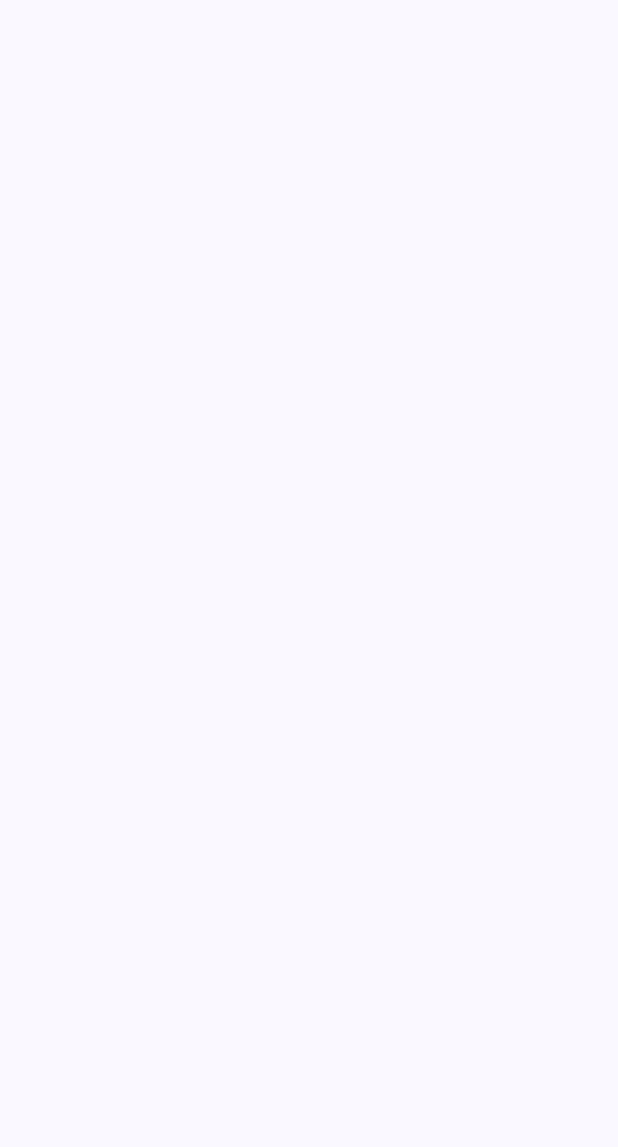
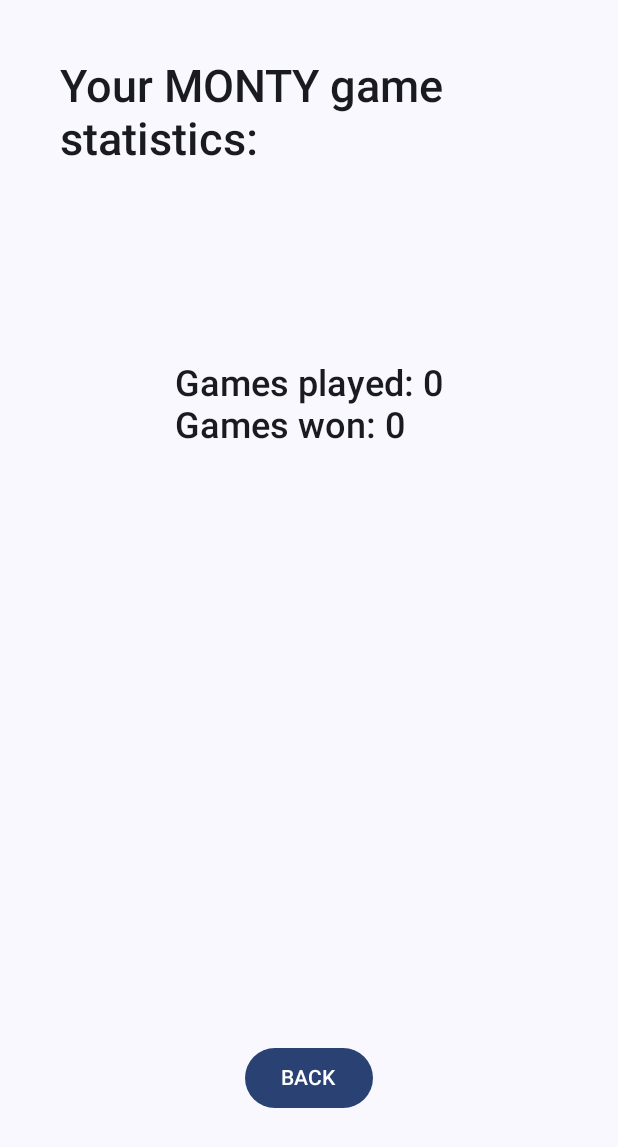
Before and after one commit to luyaso/three-card-game, an Android app built with Jetpack Compose: the StatScreen screen opened through its navigation route, on a phone screen of 412 x 824 dp. Before the commit the part shown is empty. Shown: the top 1147 px of the screen. Run offline under Robolectric (Android 15) with nearby library versions, the phone set to English and light mode, and no system bars.

Commit message:
final(ish) commit

```diff
--- a/app/src/main/java/com/lyang25/monty/ui/MontyApp.kt
+++ b/app/src/main/java/com/lyang25/monty/ui/MontyApp.kt
@@ -98,6 +98,7 @@ fun MontyNavHost(
                 navToHomeScreen = {
                     navController.navigate(HomeDestination.route)
                 },
+                gameState = gameState,
             )
         }
     }
--- a/app/src/main/java/com/lyang25/monty/ui/MontyViewModel.kt
+++ b/app/src/main/java/com/lyang25/monty/ui/MontyViewModel.kt
@@ -14,9 +14,9 @@ class MontyViewModel(app: Application) : AndroidViewModel(app) {
     private val _gameState = MutableStateFlow(GameState())
     val gameState: StateFlow<GameState> = _gameState
 
-    init {
-        newGame()
-    }
+//    init {
+//        newGame()
+//    }
 
     private fun updateState() {
         _gameState.value = _gameState.value.copy(
@@ -27,8 +27,6 @@ class MontyViewModel(app: Application) : AndroidViewModel(app) {
 
     fun newGame() {
         monty.newGame()
-
-        endGame(false)
         updateState()
     }
 
@@ -37,34 +35,18 @@ class MontyViewModel(app: Application) : AndroidViewModel(app) {
         updateState()
     }
 
-    fun endGame(win: Boolean) {
-        val newWon = if (win) {
-            _gameState.value.gamesWon + 1
-        } else {
-            _gameState.value.gamesWon
-        }
-        val newPlayed = _gameState.value.gamesPlayed + 1
+    fun onTap(index: Int) {
+        monty.evaluateClick(index)
 
         _gameState.value = _gameState.value.copy(
-            gamesWon = newWon,
-            gamesPlayed = newPlayed
+            gamesWon = if (monty.win) _gameState.value.gamesWon + 1 else _gameState.value.gamesWon,
+            gamesPlayed = _gameState.value.gamesPlayed + 1
         )
-
-        updateState()
-    }
-
-    fun onTap(index: Int) {
-        monty.evaluateClick(index)
         updateState()
     }
 
     fun checkForMatch() {
         monty.checkForMatch()
-
-        _gameState.value = _gameState.value.copy(
-            gamesWon = if (monty.win) _gameState.value.gamesWon + 1 else _gameState.value.gamesWon,
-            gamesPlayed = _gameState.value.gamesPlayed + 1
-        )
         updateState()
     }
 }
--- a/app/src/main/java/com/lyang25/monty/ui/screens/StatScreen.kt
+++ b/app/src/main/java/com/lyang25/monty/ui/screens/StatScreen.kt
@@ -1,8 +1,23 @@
 package com.lyang25.monty.ui.screens
 
+import androidx.compose.foundation.layout.Arrangement
+import androidx.compose.foundation.layout.Box
+import androidx.compose.foundation.layout.Column
+import androidx.compose.foundation.layout.Row
+import androidx.compose.foundation.layout.fillMaxSize
+import androidx.compose.foundation.layout.padding
+import androidx.compose.material3.Button
+import androidx.compose.material3.Text
 import androidx.compose.runtime.Composable
+import androidx.compose.ui.Alignment
 import androidx.compose.ui.Modifier
+import androidx.compose.ui.res.stringResource
+import androidx.compose.ui.text.TextStyle
+import androidx.compose.ui.text.font.FontWeight
+import androidx.compose.ui.unit.dp
+import androidx.compose.ui.unit.sp
 import com.lyang25.monty.R
+import com.lyang25.monty.ui.GameState
 import com.lyang25.monty.ui.NavDestination
 
 object StatDestination : NavDestination {
@@ -14,7 +29,72 @@ object StatDestination : NavDestination {
 @Composable
 fun StatScreen(
     modifier: Modifier = Modifier,
+    gameState: GameState,
     navToHomeScreen: () -> Unit = {},
 ) {
+    Column(
+        modifier = Modifier
+            .fillMaxSize()
+            .padding(16.dp),
+        horizontalAlignment = Alignment.CenterHorizontally,
+        verticalArrangement = Arrangement.SpaceEvenly
+    ) {
+        Box(
+            modifier = Modifier.weight(2f).padding(24.dp)
+        ) {
+            Text(
+                text = stringResource(id = R.string.statscreen),
+                style = TextStyle(
+                    fontWeight = FontWeight.SemiBold,
+                    fontSize = 30.sp
+                ),
+            )
+        }
 
+        Column(
+            modifier = Modifier.weight(4f),
+//            verticalArrangement = Arrangement.Center
+        ) {
+            Row() {
+                Text(
+                    text = stringResource(R.string.gamesplayed),
+                    style = TextStyle(
+                        fontWeight = FontWeight.SemiBold,
+                        fontSize = 24.sp
+                    ),
+                )
+                Text(
+                    text = "${gameState.gamesPlayed}",
+                    style = TextStyle(
+                        fontWeight = FontWeight.SemiBold,
+                        fontSize = 24.sp
+                    )
+                )
+            }
+            Row() {
+                Text(
+                    text = stringResource(R.string.gameswon),
+                    style = TextStyle(
+                        fontWeight = FontWeight.SemiBold,
+                        fontSize = 24.sp
+                    )
+                )
+                Text(
+                    text = "${gameState.gamesWon}",
+                    style = TextStyle(
+                        fontWeight = FontWeight.SemiBold,
+                        fontSize = 24.sp
+                    )
+                )
+            }
+        }
+
+        Row(
+            modifier = Modifier.weight(1f)
+        ) {
+            Button(onClick = navToHomeScreen) {
+                Text(text = stringResource(id = R.string.back))
+            }
+        }
+    }
 }
--- a/app/src/main/res/values/strings.xml
+++ b/app/src/main/res/values/strings.xml
@@ -10,4 +10,7 @@
     <string name="question">How many cards would you like to play MONTY with?</string>
     <string name="save">SAVE</string>
     <string name="back">BACK</string>
+    <string name="gamesplayed">"Games played: "</string>
+    <string name="gameswon">"Games won: "</string>
+    <string name="statscreen">Your MONTY game statistics:</string>
 </resources>
```
Also changed, not shown: app/src/main/java/com/lyang25/monty/game/Monty.kt (+2 -19 lines), app/src/main/java/com/lyang25/monty/ui/parts/CardView.kt (+5 -4 lines), app/src/main/java/com/lyang25/monty/ui/screens/GameScreen.kt (+34 -3 lines), 1 other file.
